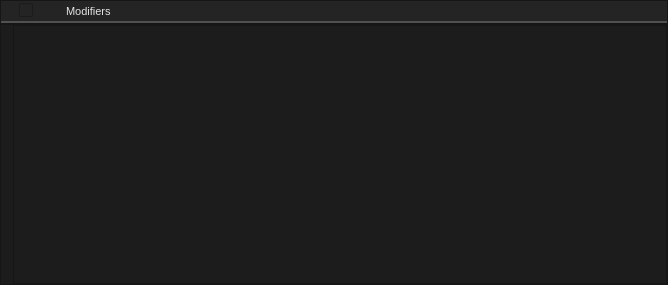
First picture: the form in smartprop_editor/properties_group_frame.ui, repository dertwist/Hammer5Tools, before the edit.
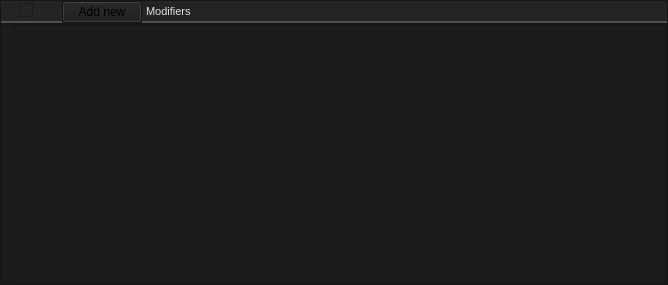
Second picture: the form after the edit. Icons and pictures are not drawn.

Commit message: set class name to new operator

What changed in the file:
```diff
--- a/smartprop_editor/properties_group_frame.ui
+++ b/smartprop_editor/properties_group_frame.ui
@@ -175,6 +175,13 @@
         </property>
        </widget>
       </item>
+      <item>
+       <widget class="QPushButton" name="add_button">
+        <property name="text">
+         <string>Add new</string>
+        </property>
+       </widget>
+      </item>
       <item>
        <widget class="QLineEdit" name="property_class">
         <property name="toolTip">
```
The commit also changes 5 other files.
